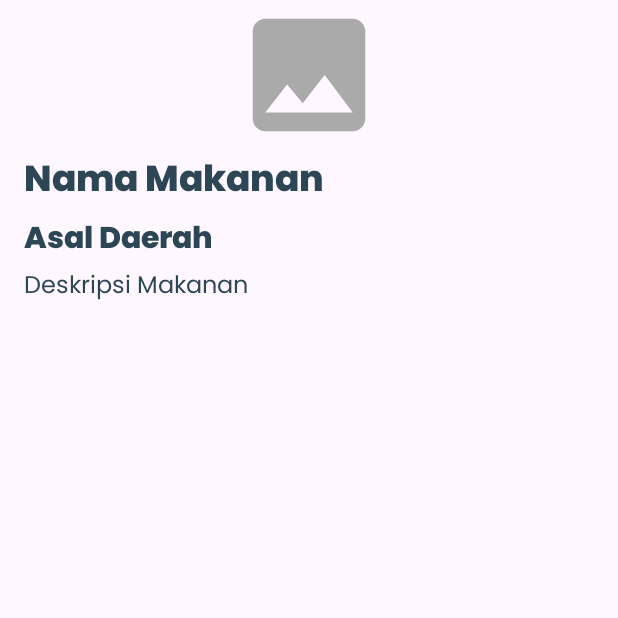
After one commit to Kulinerin-Bangkit-Team-2024/Mobile-Development, an Android app: the ResultActivity screen opened directly, with no data from a screen before it, on a phone screen of 412 x 824 dp, the top half of it. The commit adds this screen. Run offline under Robolectric (Android 15) with nearby library versions, the phone set to English and light mode, and no system bars.

Commit message:
Creating ResultActivity.

```diff
--- a/app/src/main/AndroidManifest.xml
+++ b/app/src/main/AndroidManifest.xml
@@ -12,6 +12,9 @@
         android:supportsRtl="true"
         android:theme="@style/Theme.KulinerIn"
         tools:targetApi="31">
+        <activity
+            android:name=".ui.activity.ResultActivity"
+            android:exported="false" />
         <activity
             android:name=".ui.activity.WelcomeActivity"
             android:exported="false" />
--- /dev/null
+++ b/app/src/main/java/com/bangkit/capstone/kulinerin/ui/activity/ResultActivity.kt
@@ -0,0 +1,16 @@
+package com.bangkit.capstone.kulinerin.ui.activity
+
+import android.os.Bundle
+import androidx.appcompat.app.AppCompatActivity
+import com.bangkit.capstone.kulinerin.databinding.ActivityResultBinding
+
+class ResultActivity : AppCompatActivity() {
+
+    private lateinit var binding: ActivityResultBinding
+
+    override fun onCreate(savedInstanceState: Bundle?) {
+        super.onCreate(savedInstanceState)
+        binding = ActivityResultBinding.inflate(layoutInflater)
+        setContentView(binding.root)
+    }
+}
--- /dev/null
+++ b/app/src/main/res/drawable/ic_place_holder.xml
@@ -0,0 +1,5 @@
+<vector android:height="100dp" android:tint="@android:color/darker_gray"
+    android:viewportHeight="24" android:viewportWidth="24"
+    android:width="100dp" xmlns:android="http://schemas.android.com/apk/res/android">
+    <path android:fillColor="@android:color/darker_gray" android:pathData="M21,19V5c0,-1.1 -0.9,-2 -2,-2H5c-1.1,0 -2,0.9 -2,2v14c0,1.1 0.9,2 2,2h14c1.1,0 2,-0.9 2,-2zM8.5,13.5l2.5,3.01L14.5,12l4.5,6H5l3.5,-4.5z"/>
+</vector>
--- /dev/null
+++ b/app/src/main/res/layout/activity_result.xml
@@ -0,0 +1,51 @@
+<?xml version="1.0" encoding="utf-8"?>
+<androidx.constraintlayout.widget.ConstraintLayout xmlns:android="http://schemas.android.com/apk/res/android"
+    xmlns:app="http://schemas.android.com/apk/res-auto"
+    xmlns:tools="http://schemas.android.com/tools"
+    android:id="@+id/main"
+    android:layout_width="match_parent"
+    android:layout_height="match_parent"
+    tools:context=".ui.activity.ResultActivity">
+
+    <ImageView
+        android:id="@+id/iv_result"
+        android:layout_width="match_parent"
+        android:layout_height="wrap_content"
+        app:layout_constraintTop_toTopOf="parent"
+        app:layout_constraintStart_toStartOf="parent"
+        app:layout_constraintEnd_toEndOf="parent"
+        android:contentDescription="@string/food_image_description"
+        app:srcCompat="@drawable/ic_place_holder"/>
+
+    <TextView
+        android:id="@+id/tv_food_name"
+        android:layout_width="wrap_content"
+        android:layout_height="wrap_content"
+        style="@style/SubtitleStyle"
+        android:text="@string/food_name"
+        app:layout_constraintTop_toBottomOf="@id/iv_result"
+        app:layout_constraintStart_toStartOf="parent"
+        android:layout_marginHorizontal="16dp"/>
+
+    <TextView
+        android:id="@+id/tv_food_region"
+        android:layout_width="wrap_content"
+        android:layout_height="wrap_content"
+        style="@style/WelcomeStyle"
+        android:text="@string/food_region"
+        app:layout_constraintTop_toBottomOf="@id/tv_food_name"
+        app:layout_constraintStart_toStartOf="parent"
+        android:layout_marginHorizontal="16dp"/>
+
+    <TextView
+        android:id="@+id/tv_food_description"
+        android:layout_width="wrap_content"
+        android:layout_height="wrap_content"
+        style="@style/CaptionStyle"
+        android:text="@string/food_description"
+        app:layout_constraintTop_toBottomOf="@id/tv_food_region"
+        app:layout_constraintStart_toStartOf="parent"
+        android:layout_marginHorizontal="16dp"/>
+
+
+</androidx.constraintlayout.widget.ConstraintLayout>
--- a/app/src/main/res/values-night/themes.xml
+++ b/app/src/main/res/values-night/themes.xml
@@ -36,7 +36,7 @@
         <item name="android:layout_height">wrap_content</item>
         <item name="android:textColor">@color/white_blue</item>
         <item name="android:textSize">24sp</item>
-        <item name="fontFamily">@font/poppins_medium</item>
+        <item name="fontFamily">@font/poppins_extrabold</item>
     </style>
     <style name="CaptionStyle">
         <item name="android:layout_width">wrap_content</item>
--- a/app/src/main/res/values/strings.xml
+++ b/app/src/main/res/values/strings.xml
@@ -27,4 +27,6 @@
     <string name="welcome_for_user">Welcome,</string>
     <string name="kulinerian">Kulinerian!</string>
     <string name="food_image">Food Image</string>
+    <string name="food_image_description">Food image.</string>
+    <string name="food_region">Asal Daerah</string>
 </resources>
--- a/app/src/main/res/values/themes.xml
+++ b/app/src/main/res/values/themes.xml
@@ -36,7 +36,7 @@
         <item name="android:layout_height">wrap_content</item>
         <item name="android:textColor">@color/dark_blue</item>
         <item name="android:textSize">24sp</item>
-        <item name="fontFamily">@font/poppins_medium</item>
+        <item name="fontFamily">@font/poppins_extrabold</item>
     </style>
     <style name="CaptionStyle">
         <item name="android:layout_width">wrap_content</item>
```
Also changed, not shown: app/src/main/java/com/bangkit/capstone/kulinerin/ui/view/CaptureView.kt (+12 -11 lines).
